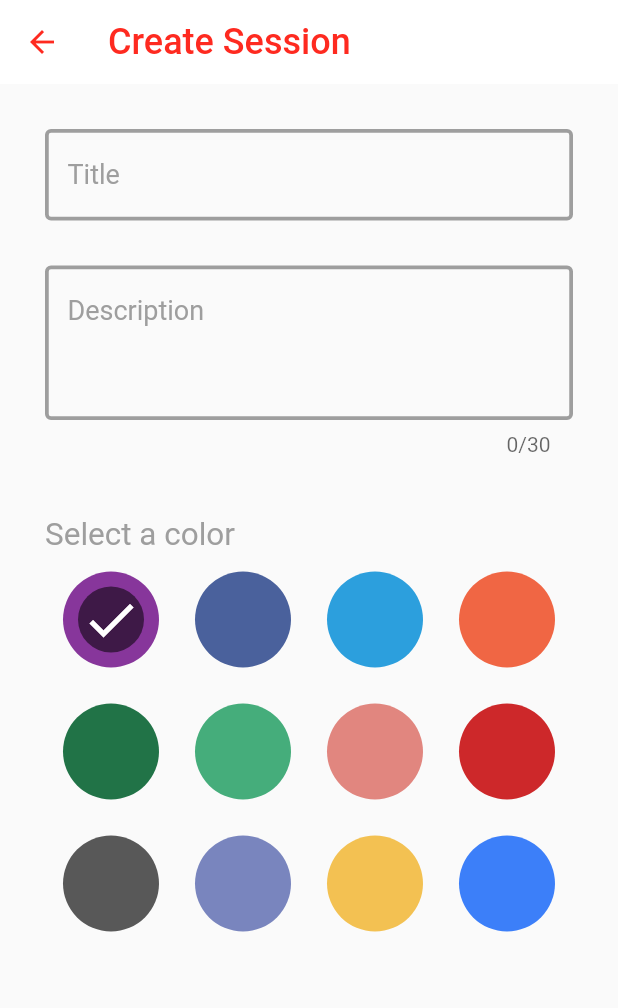
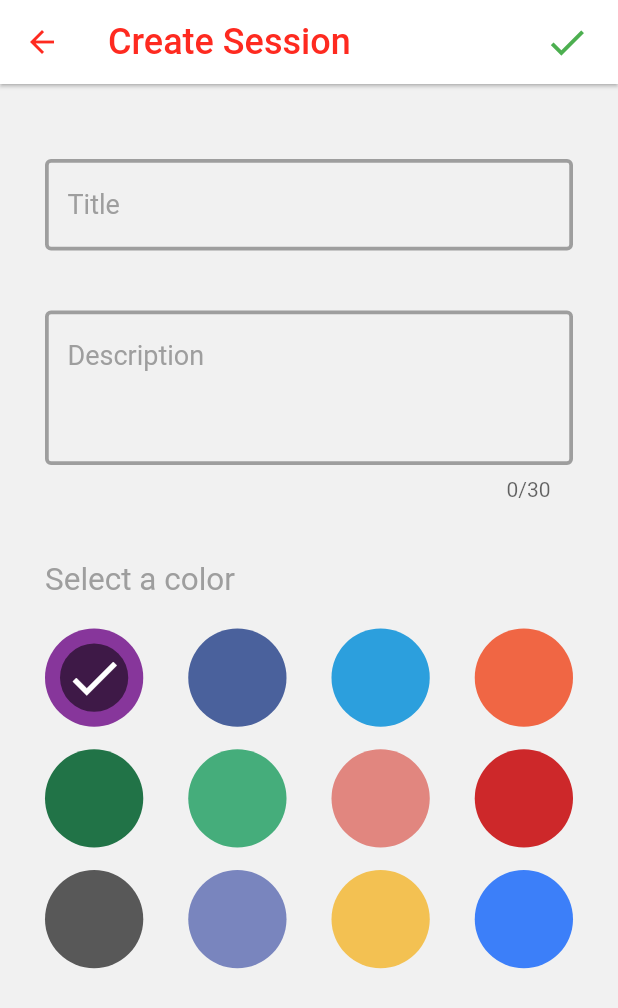
Before and after one commit to DiscordTime/sticky-session-flutter, a Flutter app: the CreateSessionScreen screen opened by its route, on a phone screen of 412 x 824 dp. Shown: the top 1008 px of the screen. Run offline on Flutter 3.47's test engine with Material 2 defaults, Android fonts, the phone set to English and light mode, and no system bars.

Commit message:
create the create session screen

```diff
--- a/lib/constants.dart
+++ b/lib/constants.dart
@@ -2,3 +2,20 @@ import 'package:flutter/material.dart';
 
 const primaryColor = Color.fromARGB(255, 254, 42, 32);
 const normalColor = Colors.grey;
+
+const backgroundScreenColor = Color.fromARGB(255, 241, 241, 241);
+
+const chooseColorList = [
+  Color.fromARGB(255, 135, 54, 155),
+  Color.fromARGB(255, 74, 97, 156),
+  Color.fromARGB(255, 44, 159, 221),
+  Color.fromARGB(255, 240, 102, 68),
+  Color.fromARGB(255, 33, 115, 71),
+  Color.fromARGB(255, 69, 173, 123),
+  Color.fromARGB(255, 225, 134, 127),
+  Color.fromARGB(255, 205, 40, 42),
+  Color.fromARGB(255, 88, 88, 88),
+  Color.fromARGB(255, 121, 133, 190),
+  Color.fromARGB(255, 243, 193, 82),
+  Color.fromARGB(255, 60, 127, 249),
+];
--- a/lib/create_session/components/circle_color_item.dart
+++ b/lib/create_session/components/circle_color_item.dart
@@ -19,9 +19,6 @@ class _CircleColotItemState extends State<CircleColotItem> {
   @override
   Widget build(BuildContext context) {
     return Container(
-      height: 80,
-      width: 80,
-      margin: const EdgeInsets.all(12),
       decoration: BoxDecoration(
         color: widget.color,
         shape: BoxShape.circle
--- a/lib/create_session/components/grid_color_picker.dart
+++ b/lib/create_session/components/grid_color_picker.dart
@@ -22,7 +22,9 @@ class _GridColorPickerState extends State<GridColorPicker> {
     return Expanded(
       child: GridView.builder(
         gridDelegate: const SliverGridDelegateWithFixedCrossAxisCount(
-          crossAxisCount: 4
+          crossAxisCount: 4,
+          crossAxisSpacing: 30,
+          mainAxisSpacing: 15
         ),
         itemCount: widget.colors.length,
         itemBuilder: (value, index) {
--- a/lib/create_session/create_session_screen.dart
+++ b/lib/create_session/create_session_screen.dart
@@ -1,26 +1,8 @@
-
 import 'package:flutter/material.dart';
 import 'package:flutter/services.dart';
 import 'package:flutter_sticky_session/constants.dart';
-import 'package:flutter_sticky_session/create_session/components/circle_color_item.dart';
 import 'package:flutter_sticky_session/create_session/components/grid_color_picker.dart';
 import 'package:flutter_sticky_session/login_token/components/decorated_edit_text.dart';
-
-var colors = [
-  Color.fromARGB(255, 135, 54, 155),
-  Color.fromARGB(255, 74, 97, 156),
-  Color.fromARGB(255, 44, 159, 221),
-  Color.fromARGB(255, 240, 102, 68),
-  Color.fromARGB(255, 33, 115, 71),
-  Color.fromARGB(255, 69, 173, 123),
-  Color.fromARGB(255, 225, 134, 127),
-  Color.fromARGB(255, 205, 40, 42),
-  Color.fromARGB(255, 88, 88, 88),
-  Color.fromARGB(255, 121, 133, 190),
-  Color.fromARGB(255, 243, 193, 82),
-  Color.fromARGB(255, 60, 127, 249),
-];
-
 
 class CreateSessionScreen extends StatelessWidget {
   const CreateSessionScreen({Key? key}) : super(key: key);
@@ -37,32 +19,47 @@ class CreateSessionScreen extends StatelessWidget {
           ),
         ),
         backgroundColor: Colors.white,
-        elevation: 0,
+        elevation: 1,
         leading: IconButton(
-          onPressed: () {},
+          onPressed: _onBackPressed,
           icon: const Icon(Icons.arrow_back, color: primaryColor,)
         ),
         systemOverlayStyle: const SystemUiOverlayStyle(
           statusBarColor: Colors.white,
           statusBarIconBrightness: Brightness.dark
         ),
+        actions: [
+          Padding(
+            padding: const EdgeInsets.only(right: 10),
+            child: IconButton(
+              onPressed: _onSavePressed,
+              icon: const Icon(
+                Icons.check,
+                color: Colors.green,
+                size: 30,
+              )
             ),
-      body: Padding(
+          )
+        ],
+      ),
+      body: Container(
+        color: backgroundScreenColor,
+        child: Padding(
           padding: const EdgeInsets.symmetric(horizontal: 30),
           child: Column(
-          children: [
-            const SizedBox(height: 30),
-            const DecoratedEditText(text: "Title"),
+            children: const [
+              SizedBox(height: 50),
+              DecoratedEditText(text: "Title"),
 
-            const SizedBox(height: 30),
-            const DecoratedEditText(
+              SizedBox(height: 40),
+              DecoratedEditText(
                 text: "Description",
                 maxLines: 3,
                 showCounter: true,
               ),
 
-            const SizedBox(height: 40,),
-            const Align(
+              SizedBox(height: 40,),
+              Align(
                 alignment: Alignment.centerLeft,
                 child: Text(
                   "Select a color",
@@ -72,12 +69,21 @@ class CreateSessionScreen extends StatelessWidget {
                   ),
                 ),
               ),
-            GridColorPicker(colors: colors)
-
+              SizedBox(height: 20,),
+              GridColorPicker(colors: chooseColorList)
 
             ],
           ),
         ),
+      ),
     );
   }
+
+  _onSavePressed() {
+    // TODO: Implement that!
   }
+
+  _onBackPressed() {
+    // TODO: Implement that!
+  }
+}
```
Also changed, not shown: lib/main.dart (+9 -0 lines), lib/sessions/components/session_card.dart (added, +69 -0 lines), lib/sessions/session_list_screen.dart (added, +93 -0 lines). Lines whose indentation alone changed are shown as unchanged.
